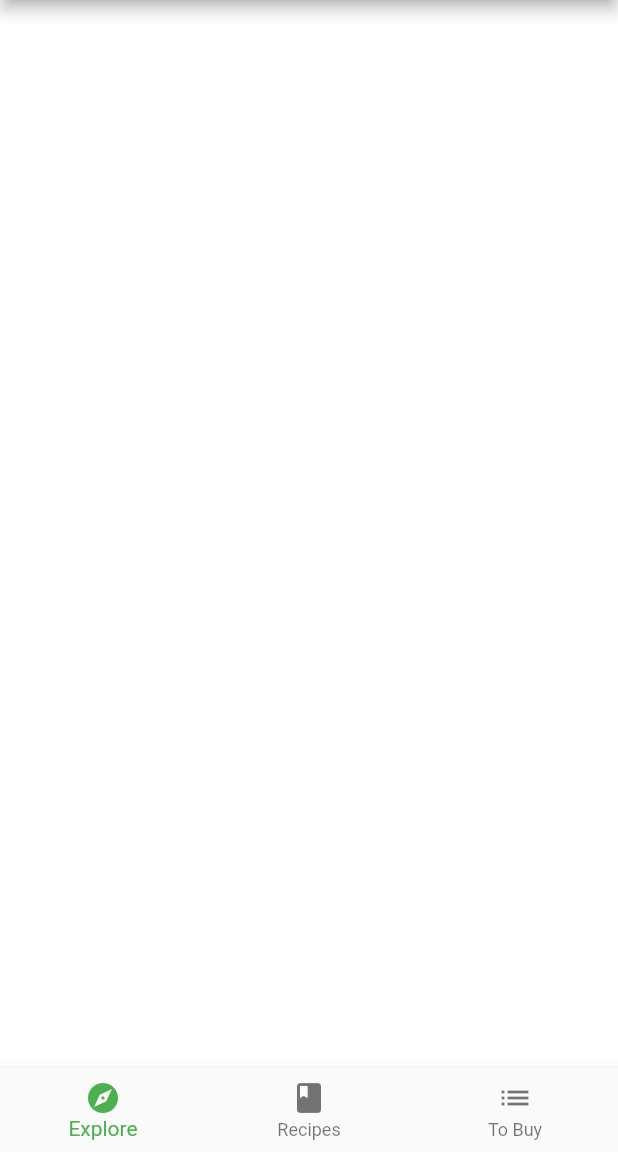
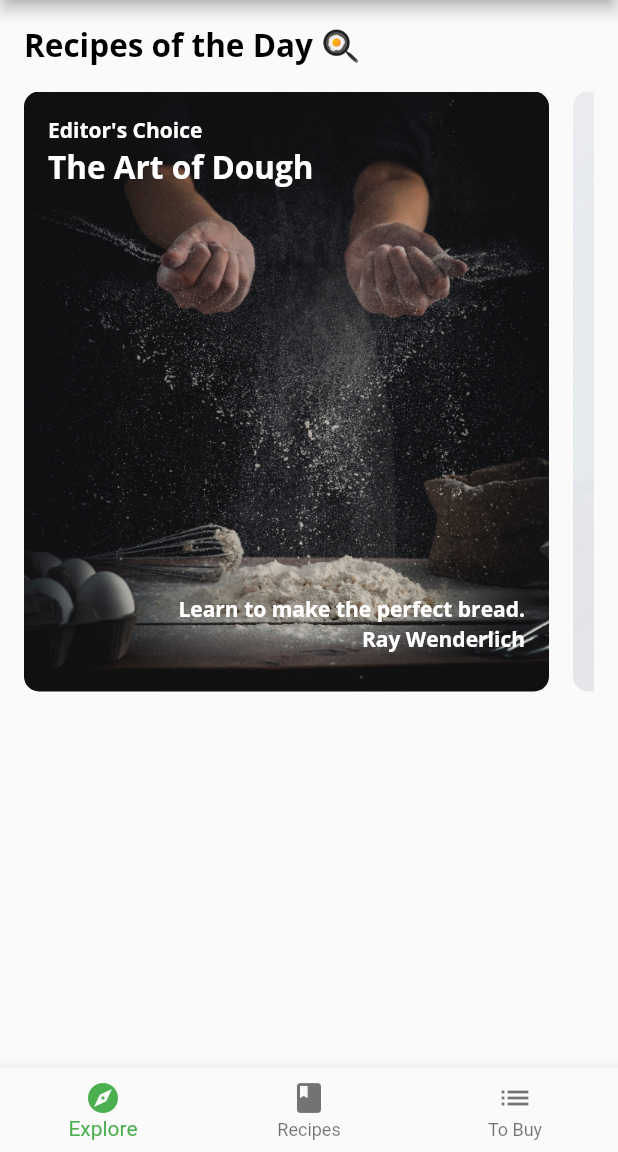
Before and after one commit to DahackerInno/05-scrollable-widgets, a Flutter app: the screen it shows after launch, on a phone screen of 412 x 824 dp, the part 84-1236 px from its top. Run offline on Flutter 3.47's test engine with Material 2 defaults, Android fonts, the phone set to English and light mode, and no system bars; our stand-ins replace google_fonts; project files that could hold a hidden picture were left out.

Commit message:
Finnished TodayRecipe in explore_screen.dart

```diff
--- a/lib/components/components.dart
+++ b/lib/components/components.dart
@@ -3,3 +3,4 @@ export 'card1.dart';
 export 'card2.dart';
 export 'card3.dart';
 export 'circle_image.dart';
+export 'today_recipe_list_view.dart';
--- /dev/null
+++ b/lib/components/today_recipe_list_view.dart
@@ -0,0 +1,79 @@
+import 'package:flutter/material.dart';
+
+// 1
+import '../components/components.dart';
+import '../models/models.dart';
+
+class TodayRecipeListView extends StatelessWidget {
+  // 2
+  final List<ExploreRecipe> recipes;
+
+  const TodayRecipeListView({
+    Key? key,
+    required this.recipes,
+  }) : super(key: key);
+
+  @override
+  Widget build(BuildContext context) {
+    // 3
+    return Padding(
+      padding: const EdgeInsets.only(
+        left: 16,
+        right: 16,
+        top: 16,
+      ),
+      // 4
+      child: Column(
+        crossAxisAlignment: CrossAxisAlignment.start,
+        children: [
+          // 5
+          Text(
+              'Recipes of the Day 🍳',
+              style: Theme.of(context).textTheme.headline2),
+          // 6
+          const SizedBox(height: 16),
+          // 7
+          Container(
+            height: 400,
+            // 1
+            color: Colors.transparent,
+// 2
+            child: ListView.separated(
+              // 3
+              scrollDirection: Axis.horizontal,
+              // 4
+              itemCount: recipes.length,
+              // 5
+              itemBuilder: (context, index) {
+                // 6
+                final recipe = recipes[index];
+                return buildCard(recipe);
+              },
+              // 7
+              separatorBuilder: (context, index) {
+                // 8
+                return const SizedBox(width: 16);
+              },
+            ),
+
+          ),
+        ],
+      ),
+    );
+  }
+
+// BuildCard() widget here
+  Widget buildCard(ExploreRecipe recipe) {
+    if (recipe.cardType == RecipeCardType.card1) {
+      return Card1(recipe: recipe);
+    } else if (recipe.cardType == RecipeCardType.card2) {
+      return Card2(recipe: recipe);
+    } else if (recipe.cardType == RecipeCardType.card3) {
+      return Card3(recipe: recipe);
+    } else {
+      throw Exception('This card doesn\'t exist yet');
+    }
+  }
+
+
+}
--- a/lib/home.dart
+++ b/lib/home.dart
@@ -1,4 +1,5 @@
 import 'package:flutter/material.dart';
+import 'screens/explore_screen.dart';
 
 class Home extends StatefulWidget {
   const Home({Key? key}) : super(key: key);
@@ -11,8 +12,7 @@ class _HomeState extends State<Home> {
   int _selectedIndex = 0;
 
   static List<Widget> pages = <Widget>[
-    // TODO: Replace with ExploreScreen
-    Container(color: Colors.white),
+    ExploreScreen(),
     // TODO: Replace with RecipesScreen
     Container(color: Colors.green),
     Container(color: Colors.blue),
--- /dev/null
+++ b/lib/screens/explore_screen.dart
@@ -0,0 +1,41 @@
+import 'package:flutter/material.dart';
+
+import '../components/components.dart';
+import '../models/models.dart';
+import '../api/mock_fooderlich_service.dart';
+
+class ExploreScreen extends StatelessWidget {
+  // 1
+  final mockService = MockFooderlichService();
+
+  ExploreScreen({Key? key}) : super(key: key);
+
+  @override
+  Widget build(BuildContext context) {
+    // 2
+    //TodayRecipeListView FutureBuilder
+// 1
+    return FutureBuilder(
+      // 2
+      future: mockService.getExploreData(),
+      // 3
+      builder: (context, AsyncSnapshot<ExploreData> snapshot) {
+        // TODO: Add Nested List Views
+        // 4
+        if (snapshot.connectionState == ConnectionState.done) {
+          // 5
+          final recipes = snapshot.data?.todayRecipes ?? [];
+          // TodayRecipeListView
+          return TodayRecipeListView(recipes: recipes);
+
+        } else {
+          // 6
+          return const Center(
+            child: CircularProgressIndicator(),
+          );
+        }
+      },
+    );
+
+  }
+}
```
